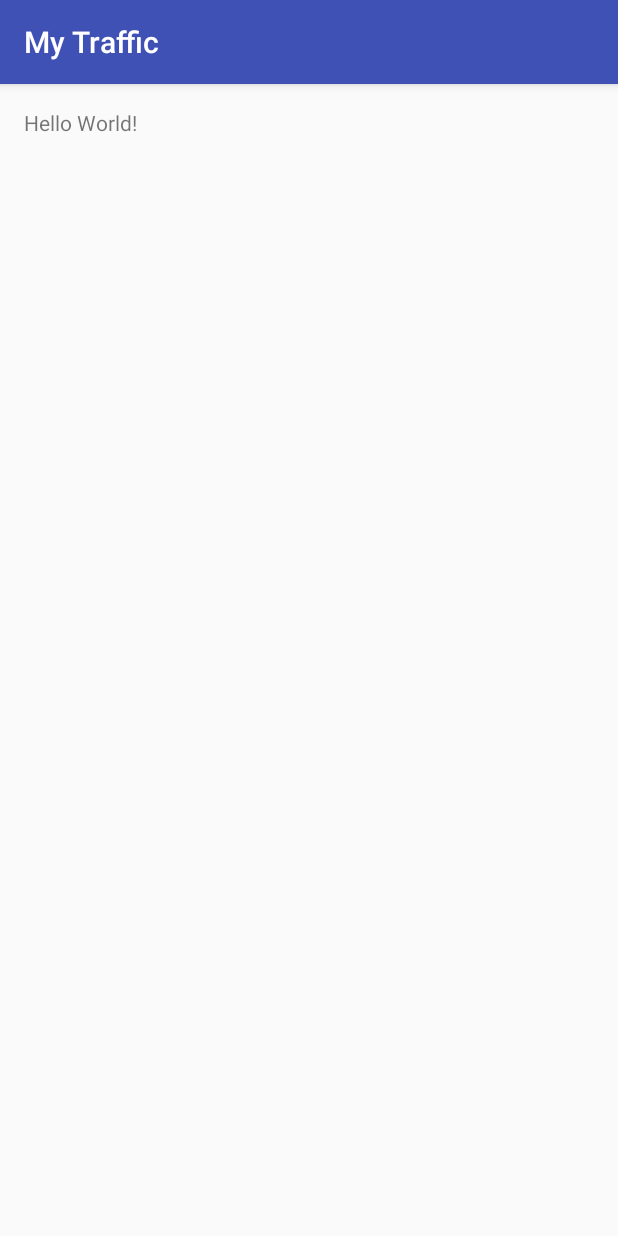
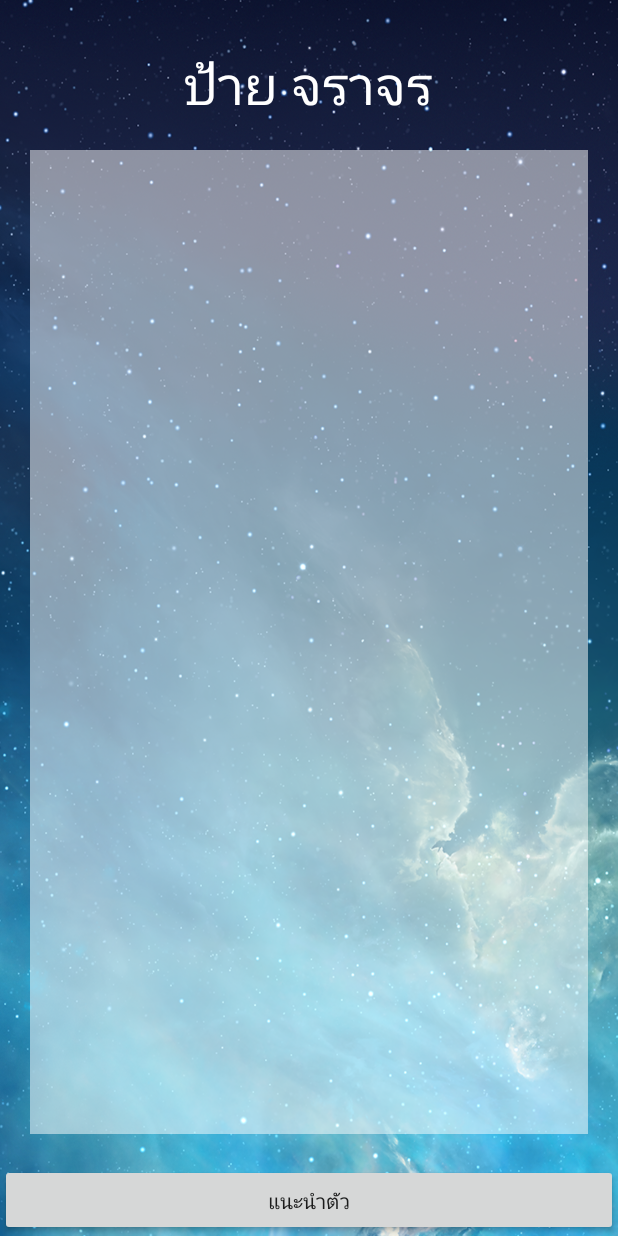
Before and after one commit to masterUNG/My-Traffic-23April16, an Android app: the screen it shows after launch (MainActivity), on a phone screen of 412 x 824 dp. Run offline under Robolectric (Android 15) with nearby library versions, the phone set to English and light mode, and no system bars.

Commit message:
ออกแบบ UI Main แล้ว

```diff
--- a/app/src/main/res/layout/activity_main.xml
+++ b/app/src/main/res/layout/activity_main.xml
@@ -3,14 +3,32 @@
     xmlns:tools="http://schemas.android.com/tools"
     android:layout_width="match_parent"
     android:layout_height="match_parent"
-    android:paddingBottom="@dimen/activity_vertical_margin"
-    android:paddingLeft="@dimen/activity_horizontal_margin"
-    android:paddingRight="@dimen/activity_horizontal_margin"
-    android:paddingTop="@dimen/activity_vertical_margin"
-    tools:context="appewtc.masterung.mytraffic.MainActivity">
+    tools:context="appewtc.masterung.mytraffic.MainActivity"
+    android:background="@drawable/bg100">
 
     <TextView
         android:layout_width="wrap_content"
         android:layout_height="wrap_content"
-        android:text="Hello World!" />
+        android:text="@string/head"
+        android:id="@+id/textView"
+        android:textSize="@dimen/h1"
+        android:layout_centerHorizontal="true"
+        android:layout_marginTop="30dp"
+        android:textColor="@color/text" />
+
+    <Button
+        android:layout_width="match_parent"
+        android:layout_height="wrap_content"
+        android:text="@string/about"
+        android:id="@+id/button"
+        android:layout_alignParentBottom="true" />
+
+    <ListView
+        android:layout_width="wrap_content"
+        android:layout_height="wrap_content"
+        android:id="@+id/listView"
+        android:layout_below="@+id/textView"
+        android:layout_above="@+id/button"
+        android:layout_margin="20dp"
+        android:background="#82ffffff" />
 </RelativeLayout>
--- a/app/src/main/res/values/colors.xml
+++ b/app/src/main/res/values/colors.xml
@@ -3,4 +3,7 @@
     <color name="colorPrimary">#3F51B5</color>
     <color name="colorPrimaryDark">#303F9F</color>
     <color name="colorAccent">#FF4081</color>
+
+    <color name="text">#ffffff</color>
+
 </resources>
--- a/app/src/main/res/values/dimens.xml
+++ b/app/src/main/res/values/dimens.xml
@@ -2,4 +2,9 @@
     <!-- Default screen margins, per the Android Design guidelines. -->
     <dimen name="activity_horizontal_margin">16dp</dimen>
     <dimen name="activity_vertical_margin">16dp</dimen>
+
+    <dimen name="h1">35sp</dimen>
+    <dimen name="h2">25sp</dimen>
+    <dimen name="icon">120dp</dimen>
+
 </resources>
--- a/app/src/main/res/values/strings.xml
+++ b/app/src/main/res/values/strings.xml
@@ -1,3 +1,7 @@
 <resources>
     <string name="app_name">My Traffic</string>
+
+    <string name="head">ป้าย จราจร</string>
+    <string name="about">แนะนำตัว</string>
+
 </resources>
--- a/app/src/main/res/values/styles.xml
+++ b/app/src/main/res/values/styles.xml
@@ -1,7 +1,7 @@
 <resources>
 
     <!-- Base application theme. -->
-    <style name="AppTheme" parent="Theme.AppCompat.Light.DarkActionBar">
+    <style name="AppTheme" parent="Theme.AppCompat.Light.NoActionBar">
         <!-- Customize your theme here. -->
         <item name="colorPrimary">@color/colorPrimary</item>
         <item name="colorPrimaryDark">@color/colorPrimaryDark</item>
```
Also changed, not shown: app/src/main/res/drawable/bg100.png (added).
